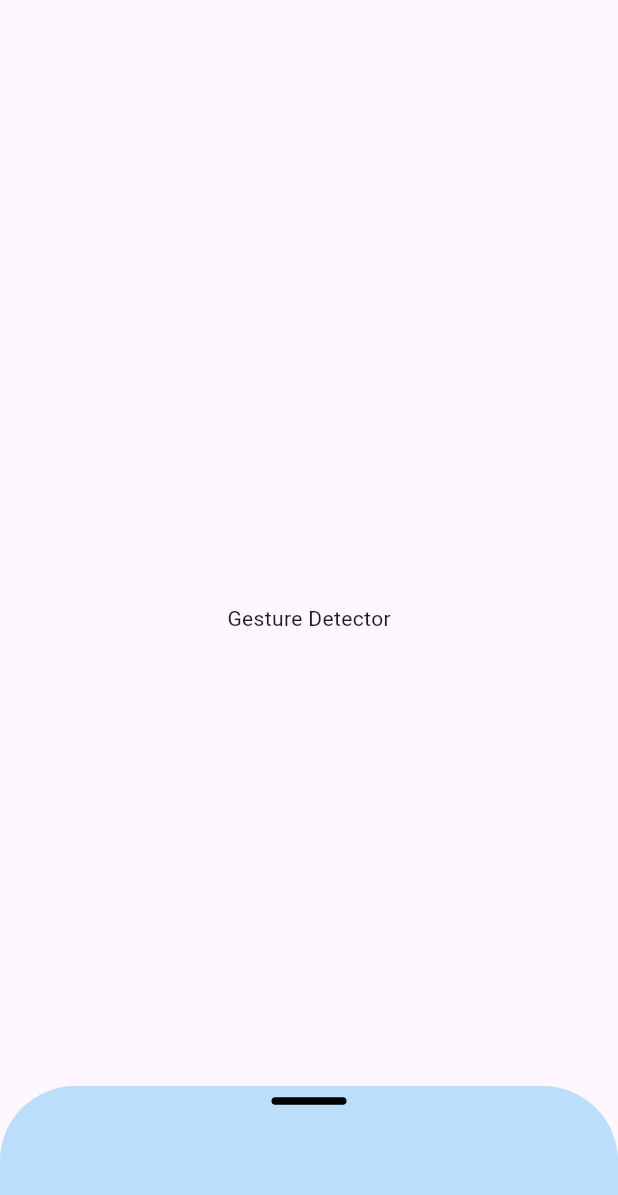
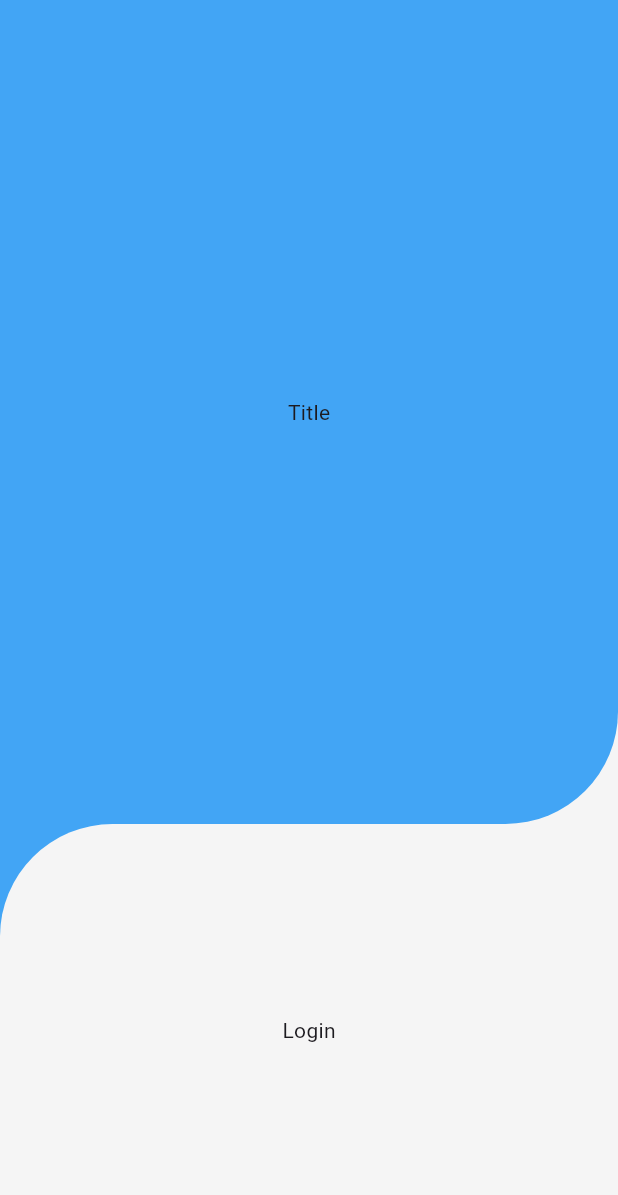
Before and after one commit to XyrelTenz/FlutterApps, a Flutter app: the screen it shows after launch, on a phone screen of 412 x 824 dp. Shown: the top 1195 px of the screen. Run offline on Flutter 3.47's test engine with Material 3 defaults, Android fonts, the light colour scheme and no system bars; our stand-ins replace curved_navigation_bar, flutter_riverpod.

Commit message:
Day 3 New Layout

```diff
--- a/lib/main.dart
+++ b/lib/main.dart
@@ -1,6 +1,6 @@
 // import 'dart:io';
-
 import 'package:flutter/material.dart';
+import "package:flutter_riverpod/flutter_riverpod.dart";
 // import 'package:flutter_apps/auth/instagram.dart';
 // import 'auth/login.dart';
 // import "auth/login2.dart";
@@ -14,19 +14,21 @@ import 'package:flutter/material.dart';
 // import 'widget/draggable.dart';
 // import "widget/resizablecontainer.dart";
 // import "animations/animation_page.dart";
-import "widget/gesture_detector.dart";
+// import "widget/gesture_detector.dart";
+// import "screen/riverpod_playground.dart";
+import "widget/double_layout.dart";
 
-void main() => runApp(const MyApp());
+void main() => runApp(ProviderScope(key: UniqueKey(), child: MainApp()));
 
-class MyApp extends StatelessWidget {
-  const MyApp({super.key});
+class MainApp extends StatelessWidget {
+  const MainApp({super.key});
 
   @override
   Widget build(BuildContext context) {
-    return MaterialApp(
+    return const MaterialApp(
       debugShowCheckedModeBanner: false,
       // Root widget
-      home: GestureDetectors(),
+      home: DoubleLayout(),
     );
   }
 }
--- /dev/null
+++ b/lib/providers/count.dart
@@ -0,0 +1,3 @@
+import 'package:flutter_riverpod/legacy.dart';
+
+final counterProvider = StateProvider<int>((ref) => 1);
--- /dev/null
+++ b/lib/widget/double_layout.dart
@@ -0,0 +1,53 @@
+import 'package:flutter/material.dart';
+
+class DoubleLayout extends StatelessWidget {
+  const DoubleLayout({super.key});
+
+  @override
+  Widget build(BuildContext context) {
+    return Scaffold(
+      backgroundColor: Colors.grey[100],
+      body: Center(
+        child: SafeArea(
+          child: Column(
+            children: [
+              Expanded(
+                flex: 2,
+                child: Container(
+                  color: Colors.grey[100],
+                  child: Container(
+                    decoration: BoxDecoration(
+                      color: Colors.blue[400],
+                      borderRadius: BorderRadius.only(
+                        bottomRight: Radius.circular(75),
+                      ),
+                    ),
+                    width: MediaQuery.of(context).size.width,
+
+                    child: Center(child: Text("Title")),
+                  ),
+                ),
+              ),
+              Expanded(
+                flex: 1,
+                child: Container(
+                  color: Colors.blue[400],
+                  child: Container(
+                    width: MediaQuery.of(context).size.width,
+                    decoration: BoxDecoration(
+                      color: Colors.grey[100],
+                      borderRadius: BorderRadius.only(
+                        topLeft: Radius.circular(75),
+                      ),
+                    ),
+                    child: Center(child: Text("Login")),
+                  ),
+                ),
+              ),
+            ],
+          ),
+        ),
+      ),
+    );
+  }
+}
--- a/pubspec.yaml
+++ b/pubspec.yaml
@@ -35,6 +35,7 @@ dependencies:
   # Use with the CupertinoIcons class for iOS style icons.
   cupertino_icons: ^1.0.8
   curved_navigation_bar: ^1.0.6
+  flutter_riverpod: ^3.0.3
 
 dev_dependencies:
   flutter_test:
```
Also changed, not shown: lib/screen/riverpod_playground.dart (added, +28 -0 lines), pubspec.lock.
